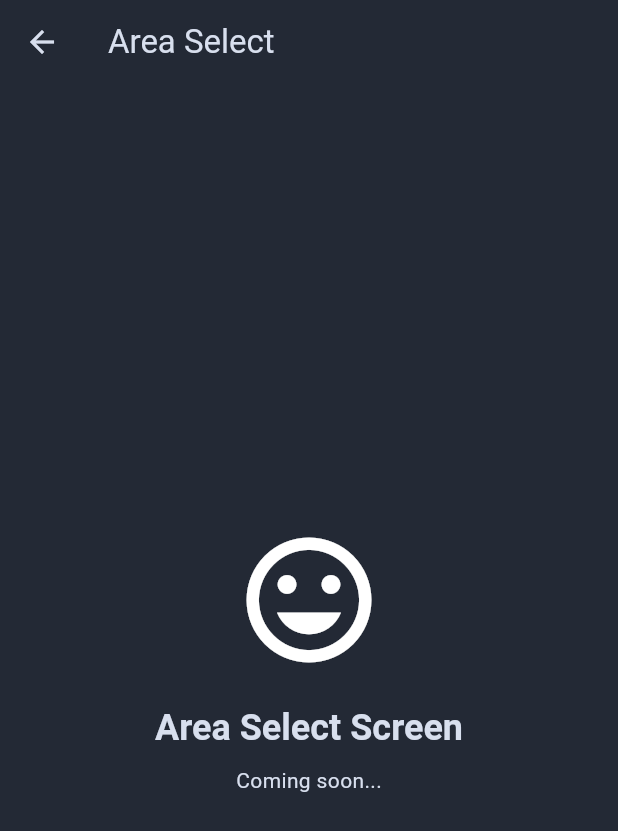
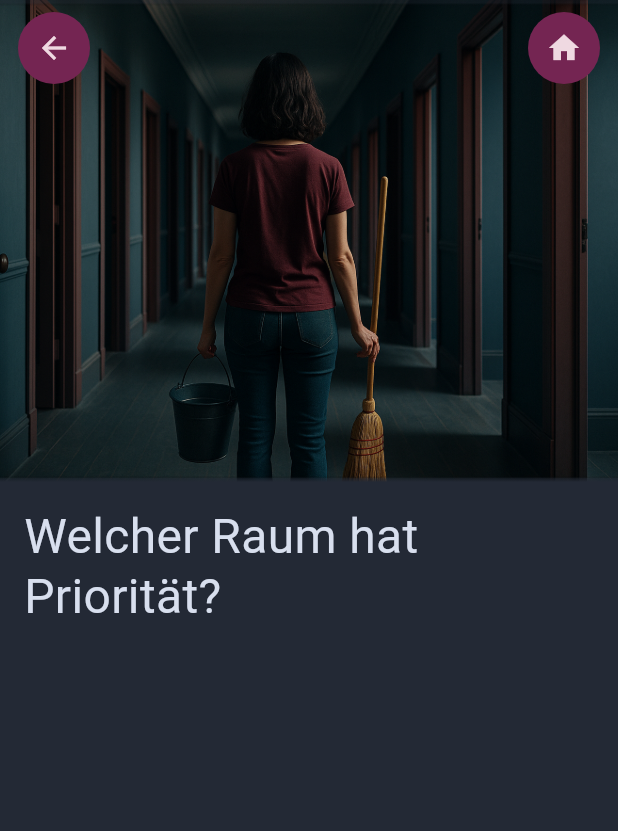
Before and after one commit to CathsDev/bd_app_v0, a Flutter app: the AreaSelectScreen screen opened by its route, on a phone screen of 412 x 824 dp. Shown: the top 831 px of the screen. Run offline on Flutter 3.47's test engine with Material 3 defaults, Android fonts, the phone set to English and light mode, and no system bars; our stand-ins replace firebase_auth, firebase_core, flutter_riverpod, go_router; accounts and stored records are empty.

Commit message:
feat(area): add area select screen scaffold

```diff
--- a/lib/src/features/area_select/presentation/area_select_screen.dart
+++ b/lib/src/features/area_select/presentation/area_select_screen.dart
@@ -1,33 +1,54 @@
+import 'package:bd_app_v0/src/core/constants/assets.dart';
+import 'package:bd_app_v0/src/core/theme/text_styles.dart';
+import 'package:bd_app_v0/src/shared/widgets/header/header_image.dart';
 import 'package:flutter/material.dart';
-import 'package:go_router/go_router.dart';
+import 'package:flutter_riverpod/flutter_riverpod.dart';
 
-class AreaSelectScreen extends StatelessWidget {
+class AreaSelectScreen extends ConsumerWidget {
   const AreaSelectScreen({super.key});
 
   @override
-  Widget build(BuildContext context) {
+  Widget build(BuildContext context, WidgetRef ref) {
     return Scaffold(
-      appBar: AppBar(
-        title: const Text('Area Select'),
-        leading: IconButton(
-          icon: const Icon(Icons.arrow_back),
-          onPressed: () => context.pop(),
-        ),
-      ),
-      body: Center(
-        child: Column(
-          mainAxisAlignment: MainAxisAlignment.center,
-          children: [
-            const Icon(Icons.mood, size: 100),
-            const SizedBox(height: 20),
-            Text(
-              'Area Select Screen',
-              style: Theme.of(context).textTheme.headlineMedium,
+      body: Column(
+        crossAxisAlignment: CrossAxisAlignment.stretch,
+        children: [
+          HeaderImage(
+            assetsPath: AssetsPath.areas,
+            showBack: true,
+            showHome: true,
+          ),
+          Semantics(
+            header: true,
+            label: 'Räume',
+            hint: 'Raum auswählen',
+            child: Container(
+              padding: const EdgeInsets.fromLTRB(16, 16, 16, 0),
+              child: Text(
+                'Welcher Raum hat Priorität?',
+                style: TextStyles.textTheme.headlineLarge,
+              ),
             ),
-            const SizedBox(height: 10),
-            const Text('Coming soon...'),
-          ],
-        ),
+          ),
+          /* Expanded(
+            child: ListView.separated(
+              padding: const EdgeInsets.fromLTRB(8, 8, 8, 32),
+              itemBuilder: (context, index) {
+                final area = areas[index];
+                return SelectCard(
+                  mode: area,
+                  selected: area.id == selectedId,
+                  onTap: () {
+                    ref.read(areaSelectProvider.notifier).setSelected(area.id);
+                    //context.pushNamed(area.route);
+                  },
+                );
+              },
+              separatorBuilder: (_, _) => const SizedBox.shrink(),
+              itemCount: areas.length,
+            ),
+          ), */
+        ],
       ),
     );
   }
```
